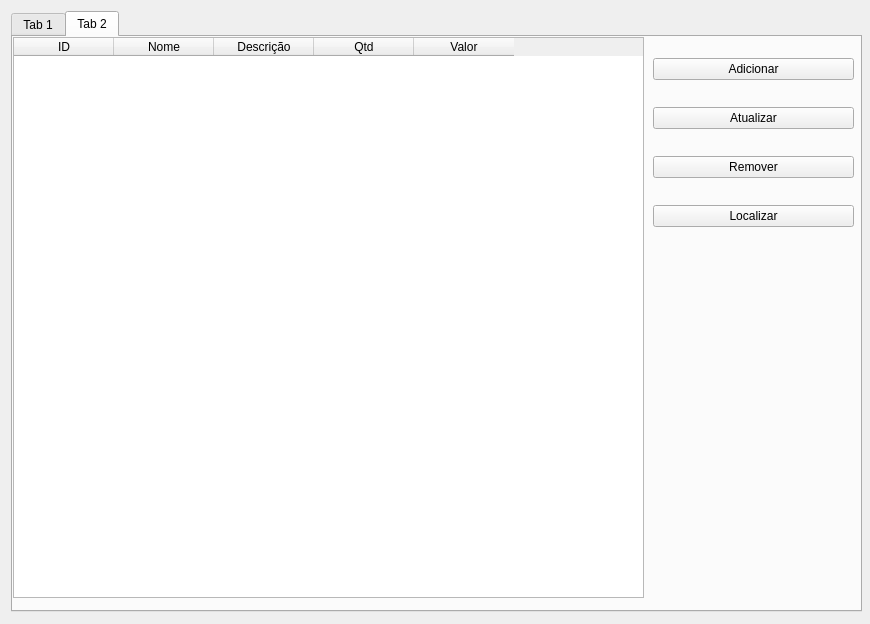
This is ProjetoEcommerce/admin.ui in FilipeMrFerracioli/Projeto-ecommerce-tp2 as Qt 5 draws it before an edit. The edited form follows.
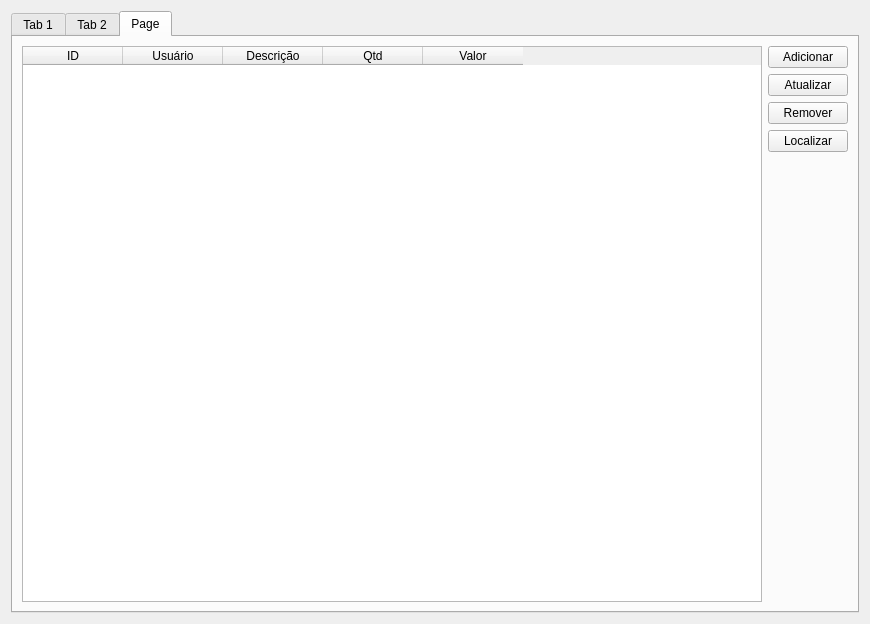
This is the edited form.

Patch:
```diff
--- a/ProjetoEcommerce/admin.ui
+++ b/ProjetoEcommerce/admin.ui
@@ -13,17 +13,11 @@
   <property name="windowTitle">
    <string>Dialog</string>
   </property>
+  <layout class="QGridLayout" name="gridLayout_4">
+   <item row="0" column="0">
   <widget class="QTabWidget" name="tabWidgetAdminstrador">
-   <property name="geometry">
-    <rect>
-     <x>11</x>
-     <y>11</y>
-     <width>851</width>
-     <height>601</height>
-    </rect>
-   </property>
    <property name="currentIndex">
-    <number>1</number>
+      <number>2</number>
    </property>
    <widget class="QWidget" name="tab_ListaClientes">
     <attribute name="title">
@@ -144,7 +138,7 @@
       </property>
      </column>
     </widget>
-    <widget class="QWidget" name="">
+      <widget class="QWidget" name="layoutWidget">
      <property name="geometry">
       <rect>
        <x>640</x>
@@ -185,7 +179,77 @@
      </layout>
     </widget>
    </widget>
-  </widget>
+     <widget class="QWidget" name="tab">
+      <attribute name="title">
+       <string>Page</string>
+      </attribute>
+      <layout class="QGridLayout" name="gridLayout_5">
+       <item row="0" column="0" rowspan="2">
+        <widget class="QTableWidget" name="tableWidgetGridProduto_2">
+         <column>
+          <property name="text">
+           <string>ID</string>
+          </property>
+         </column>
+         <column>
+          <property name="text">
+           <string>Usuário</string>
+          </property>
+         </column>
+         <column>
+          <property name="text">
+           <string>Descrição</string>
+          </property>
+         </column>
+         <column>
+          <property name="text">
+           <string>Qtd</string>
+          </property>
+         </column>
+         <column>
+          <property name="text">
+           <string>Valor</string>
+          </property>
+         </column>
+        </widget>
+       </item>
+       <item row="0" column="1">
+        <layout class="QGridLayout" name="gridLayout_3">
+         <item row="1" column="0">
+          <widget class="QPushButton" name="pushButton_4">
+           <property name="text">
+            <string>Atualizar</string>
+           </property>
+          </widget>
+         </item>
+         <item row="0" column="0">
+          <widget class="QPushButton" name="pushButton">
+           <property name="text">
+            <string>Adicionar</string>
+           </property>
+          </widget>
+         </item>
+         <item row="2" column="0">
+          <widget class="QPushButton" name="pushButton_3">
+           <property name="text">
+            <string>Remover</string>
+           </property>
+          </widget>
+         </item>
+         <item row="3" column="0">
+          <widget class="QPushButton" name="pushButton_2">
+           <property name="text">
+            <string>Localizar</string>
+           </property>
+          </widget>
+         </item>
+        </layout>
+       </item>
+      </layout>
+     </widget>
+    </widget>
+   </item>
+  </layout>
  </widget>
  <resources/>
  <connections/>
```
Left out of the diff: 2 changed lines with no effect on the pictures. Lines whose indentation alone changed are shown as unchanged.
